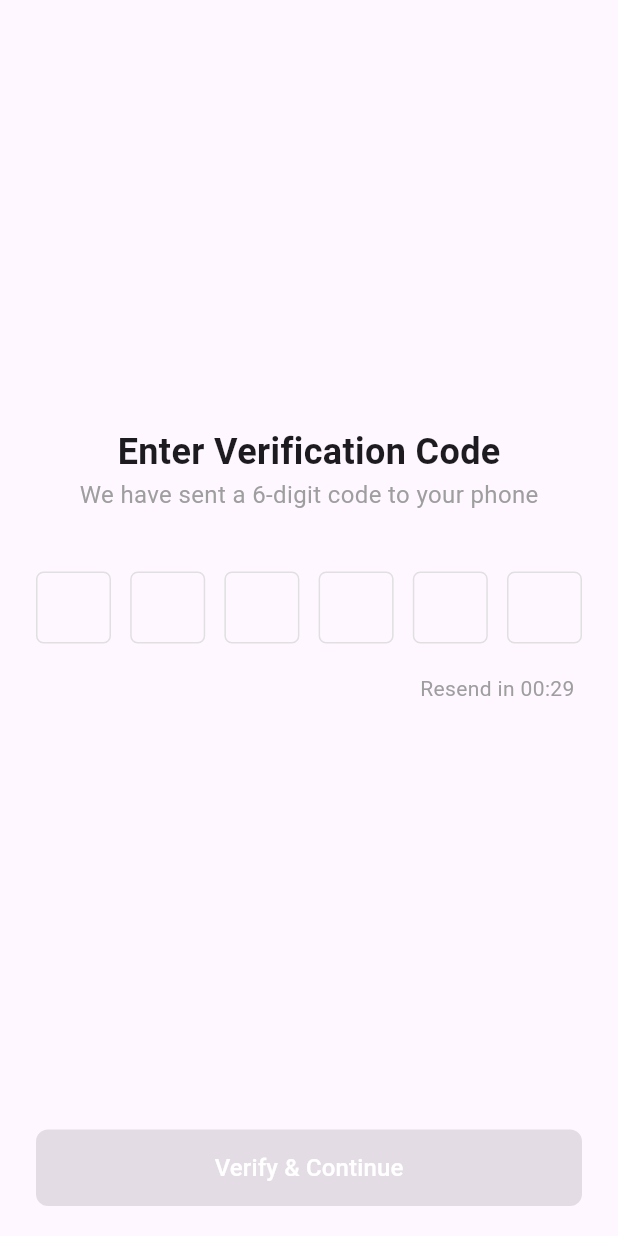
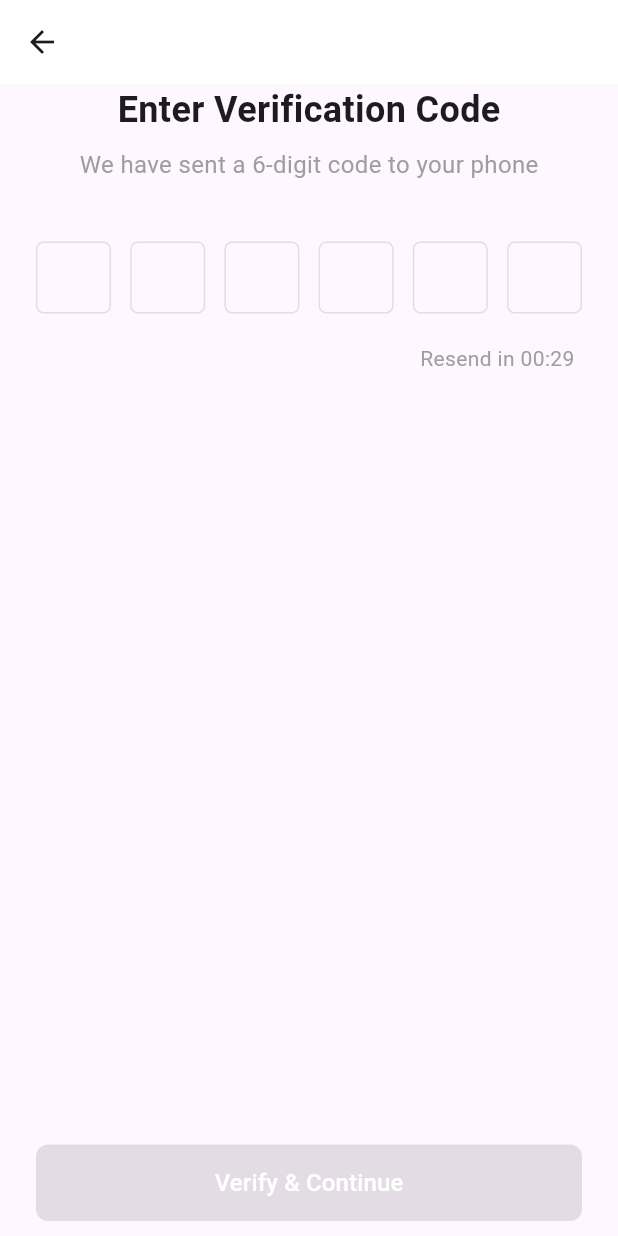
Before and after one commit to AnhDungDevv/health_mate_flutter, a Flutter app: the VerifyPhoneScreen screen opened by its route, on a phone screen of 412 x 824 dp. Run offline on Flutter 3.47's test engine with Material 3 defaults, Android fonts, the phone set to English and light mode, and no system bars; drawn by our look-alikes of otp_text_field; our stand-ins replace dartz, dio, dotted_border, equatable, file_picker, flutter_riverpod and 9 more; accounts and stored records are empty.

Commit message:
optimize verify opt view

```diff
--- a/lib/core/routing/app_page_route.dart
+++ b/lib/core/routing/app_page_route.dart
@@ -5,6 +5,7 @@ enum TransitionType { fade, slideLeft, slideRight, slideUp, slideDown, scale }
 class AppPageRoute<T> extends PageRouteBuilder<T> {
   final Widget page;
   final TransitionType transitionType;
+  late final CurvedAnimation _curvedAnimation;
 
   AppPageRoute({required this.page, required this.transitionType})
       : super(
@@ -12,7 +13,7 @@ class AppPageRoute<T> extends PageRouteBuilder<T> {
           reverseTransitionDuration: const Duration(milliseconds: 300),
           pageBuilder: (context, animation, secondaryAnimation) => page,
           transitionsBuilder: (context, animation, secondaryAnimation, child) {
-            final curvedAnimation = CurvedAnimation(
+            final _curvedAnimation = CurvedAnimation(
               parent: animation,
               curve: Curves.easeInOut,
               reverseCurve: Curves.easeInOut,
@@ -20,22 +21,22 @@ class AppPageRoute<T> extends PageRouteBuilder<T> {
 
             switch (transitionType) {
               case TransitionType.fade:
-                return FadeTransition(opacity: curvedAnimation, child: child);
+                return FadeTransition(opacity: _curvedAnimation, child: child);
               case TransitionType.slideLeft:
                 return _buildSlideTransition(
-                    curvedAnimation, const Offset(1.0, 0.0), child);
+                    _curvedAnimation, const Offset(1.0, 0.0), child);
               case TransitionType.slideRight:
                 return _buildSlideTransition(
-                    curvedAnimation, const Offset(-1.0, 0.0), child);
+                    _curvedAnimation, const Offset(-1.0, 0.0), child);
               case TransitionType.slideUp:
                 return _buildSlideTransition(
-                    curvedAnimation, const Offset(0.0, 1.0), child);
+                    _curvedAnimation, const Offset(0.0, 1.0), child);
               case TransitionType.slideDown:
                 return _buildSlideTransition(
-                    curvedAnimation, const Offset(0.0, -1.0), child);
+                    _curvedAnimation, const Offset(0.0, -1.0), child);
               case TransitionType.scale:
                 return ScaleTransition(
-                  scale: Tween(begin: 0.85, end: 1.0).animate(curvedAnimation),
+                  scale: Tween(begin: 0.85, end: 1.0).animate(_curvedAnimation),
                   child: child,
                 );
             }
--- a/lib/src/auth/presentation/app/providers/countdown_provider.dart
+++ b/lib/src/auth/presentation/app/providers/countdown_provider.dart
@@ -1,26 +1,27 @@
-// 3. Optimized Countdown Notifier
+import 'dart:async';
 import 'package:flutter_riverpod/flutter_riverpod.dart';
-import 'dart:async';
 
 class CountdownNotifier extends StateNotifier<int> {
-  CountdownNotifier() : super(30) {
-    _startTimer();
-  }
-
   Timer? _timer;
 
-  bool get canResend => state == 0;
+  CountdownNotifier() : super(30);
 
-  void _startTimer() {
+  void startCountdown() {
     _timer?.cancel();
     state = 30;
+
     _timer = Timer.periodic(const Duration(seconds: 1), (timer) {
-      if (state > 0) state--;
-      if (state == 0) timer.cancel();
+      if (state > 0) {
+        state = state - 1;
+      } else {
+        timer.cancel();
+      }
     });
   }
 
-  void reset() => _startTimer();
+  void reset() {
+    startCountdown();
+  }
 
   @override
   void dispose() {
@@ -29,6 +30,8 @@ class CountdownNotifier extends StateNotifier<int> {
   }
 }
 
-final countdownProvider = StateNotifierProvider<CountdownNotifier, int>(
-  (ref) => CountdownNotifier(),
-);
+final countdownProvider = StateNotifierProvider<CountdownNotifier, int>((ref) {
+  final notifier = CountdownNotifier();
+
+  return notifier;
+});
--- a/lib/src/auth/presentation/views/register/verify_phone_view.dart
+++ b/lib/src/auth/presentation/views/register/verify_phone_view.dart
@@ -1,6 +1,7 @@
 import 'package:flutter/material.dart';
 import 'package:flutter_riverpod/flutter_riverpod.dart';
-import 'package:health_mate/src/auth/presentation/app/providers/input_provider.dart';
+import 'package:health_mate/core/routing/routes_name.dart';
+import 'package:health_mate/src/auth/presentation/app/providers/phone_provider.dart';
 import 'package:health_mate/src/auth/presentation/app/providers/auth_providers.dart';
 import 'package:health_mate/src/auth/presentation/app/providers/countdown_provider.dart';
 import 'package:health_mate/core/common/styles/colors.dart';
@@ -8,38 +9,91 @@ import 'package:otp_text_field/otp_field.dart';
 import 'package:otp_text_field/otp_field_style.dart';
 import 'package:otp_text_field/style.dart';
 
-class VerifyPhoneScreen extends StatelessWidget {
+class VerifyPhoneScreen extends ConsumerStatefulWidget {
   const VerifyPhoneScreen({super.key});
 
   @override
+  _VerifyPhoneScreenState createState() => _VerifyPhoneScreenState();
+}
+
+class _VerifyPhoneScreenState extends ConsumerState<VerifyPhoneScreen> {
+  @override
+  void initState() {
+    super.initState();
+    WidgetsBinding.instance.addPostFrameCallback((_) {
+      ref.read(countdownProvider.notifier).startCountdown();
+    });
+  }
+
+  @override
   Widget build(BuildContext context) {
-    return const Scaffold(
+    final phoneNumber = ref.read(phoneInputProvider).phoneNumber;
+    final sendOtpNotifier = ref.read(sendOtpProvider.notifier);
+
+    return Scaffold(
+      appBar: AppBar(
+        backgroundColor: Colors.white,
+        leading: IconButton(
+          onPressed: () {
+            if (Navigator.canPop(context)) {
+              Navigator.pop(context);
+            } else {
+              Navigator.pushNamed(context, RoutesName.onboardingView);
+            }
+          },
+          icon: const Icon(Icons.arrow_back),
+        ),
+      ),
       body: Padding(
-        padding: EdgeInsets.symmetric(horizontal: 24),
+        padding: const EdgeInsets.symmetric(horizontal: 24),
         child: Column(
-          crossAxisAlignment: CrossAxisAlignment.start,
+          mainAxisAlignment: MainAxisAlignment.start,
           children: [
-            Expanded(
-              child: Column(
-                mainAxisAlignment: MainAxisAlignment.center,
-                children: [
-                  Text(
+            const Text(
               'Enter Verification Code',
               style: TextStyle(fontSize: 24, fontWeight: FontWeight.bold),
             ),
-                  Text(
+            const SizedBox(height: 8),
+            const Text(
               'We have sent a 6-digit code to your phone',
               style: TextStyle(fontSize: 16, color: Colors.grey),
             ),
-                  SizedBox(height: 40),
-                  _OTPField(),
-                  SizedBox(height: 20),
-                  _ResendRow(),
+            const SizedBox(height: 40),
+            const _OTPField(),
+            const SizedBox(height: 20),
+            Row(
+              mainAxisAlignment: MainAxisAlignment.end,
+              children: [
+                const _CountdownText(),
+                const SizedBox(width: 5),
+                Consumer(
+                  builder: (_, ref, __) {
+                    final countdown = ref.watch(countdownProvider);
+                    return countdown == 0
+                        ? GestureDetector(
+                            onTap: () {
+                              ref.read(countdownProvider.notifier).reset();
+                              sendOtpNotifier.sendOtp(phoneNumber);
+                            },
+                            child: const Text(
+                              'Resend',
+                              style: TextStyle(
+                                fontSize: 14,
+                                fontWeight: FontWeight.bold,
+                                color: Colors.blue,
+                              ),
+                            ),
+                          )
+                        : const SizedBox.shrink();
+                  },
+                ),
               ],
             ),
-            ),
-            _VerifyButton(),
-            SizedBox(height: 20),
+            const Spacer(),
+            const _VerifyButton(),
+            const SizedBox(
+              height: 10,
+            )
           ],
         ),
       ),
@@ -52,10 +106,7 @@ class _OTPField extends ConsumerWidget {
 
   @override
   Widget build(BuildContext context, WidgetRef ref) {
-    final otpController = OtpFieldController();
-
     return OTPTextField(
-      controller: otpController,
       fieldWidth: 50,
       fieldStyle: FieldStyle.box,
       length: 6,
@@ -69,46 +120,6 @@ class _OTPField extends ConsumerWidget {
         enabledBorderColor: Colors.grey.shade300,
         focusBorderColor: AppColors.secondary,
       ),
-    );
-  }
-}
-
-class _ResendRow extends ConsumerWidget {
-  const _ResendRow();
-
-  @override
-  Widget build(BuildContext context, WidgetRef ref) {
-    final countdown = ref.watch(countdownProvider);
-    final phoneNumber = ref.read(phoneInputProvider).phoneNumber;
-    final countdownNotifier = ref.read(countdownProvider.notifier);
-    final sendOtpNotifier = ref.read(sendOtpProvider.notifier);
-
-    return Row(
-      mainAxisAlignment: MainAxisAlignment.end,
-      children: [
-        Text(
-          countdown > 0
-              ? 'Resend in 00:${countdown.toString().padLeft(2, '0')}'
-              : 'Didn\'t receive code?',
-          style: const TextStyle(fontSize: 14, color: Colors.grey),
-        ),
-        const SizedBox(width: 5),
-        if (countdown == 0)
-          GestureDetector(
-            onTap: () {
-              countdownNotifier.reset();
-              sendOtpNotifier.sendOtp(phoneNumber);
-            },
-            child: const Text(
-              'Resend',
-              style: TextStyle(
-                fontSize: 14,
-                fontWeight: FontWeight.bold,
-                color: Colors.blue,
-              ),
-            ),
-          ),
-      ],
     );
   }
 }
@@ -144,3 +155,19 @@ class _VerifyButton extends ConsumerWidget {
     );
   }
 }
+
+class _CountdownText extends ConsumerWidget {
+  const _CountdownText();
+
+  @override
+  Widget build(BuildContext context, WidgetRef ref) {
+    final countdown = ref.watch(countdownProvider);
+
+    return Text(
+      countdown > 0
+          ? 'Resend in 00:${countdown.toString().padLeft(2, '0')}'
+          : 'Didn\'t receive code?',
+      style: const TextStyle(fontSize: 14, color: Colors.grey),
+    );
+  }
+}
--- a/lib/src/auth/presentation/widgets/phone_input_widget.dart
+++ b/lib/src/auth/presentation/widgets/phone_input_widget.dart
@@ -1,8 +1,9 @@
 import 'package:flutter/material.dart';
 import 'package:flutter_riverpod/flutter_riverpod.dart';
 import 'package:health_mate/core/common/styles/colors.dart';
+import 'package:health_mate/core/routing/routes_name.dart';
 import 'package:health_mate/src/auth/presentation/app/providers/auth_providers.dart';
-import 'package:health_mate/src/auth/presentation/app/providers/input_provider.dart';
+import 'package:health_mate/src/auth/presentation/app/providers/phone_provider.dart';
 
 class PhoneInputWidget extends ConsumerWidget {
   const PhoneInputWidget({super.key});
@@ -22,7 +23,7 @@ class PhoneInputWidget extends ConsumerWidget {
             borderRadius: BorderRadius.circular(8),
             border: Border.all(color: Colors.grey.shade300),
           ),
-          child: const PhoneTextField(), // Tách riêng ra widget con
+          child: const PhoneTextField(),
         ),
         SizedBox(
           width: double.infinity,
@@ -33,7 +34,10 @@ class PhoneInputWidget extends ConsumerWidget {
                 borderRadius: BorderRadius.circular(8),
               ),
             ),
-            onPressed: () => sendOtpNotifier.sendOtp(phoneController.text),
+            onPressed: () {
+              sendOtpNotifier.sendOtp(phoneController.text);
+              Navigator.pushNamed(context, RoutesName.verifyPhoneView);
+            },
             child: const Text("Continue",
                 style: TextStyle(fontSize: 16, color: Colors.white)),
           ),
--- a/lib/src/on_boarding/presentation/views/onboarding_views.dart
+++ b/lib/src/on_boarding/presentation/views/onboarding_views.dart
@@ -10,13 +10,7 @@ class OnboardingScreen extends StatelessWidget {
     return Scaffold(
       resizeToAvoidBottomInset: true,
       body: SafeArea(
-        child: LayoutBuilder(
-          builder: (context, constraints) {
-            return SingleChildScrollView(
-              child: ConstrainedBox(
-                constraints: BoxConstraints(
-                  minHeight: constraints.maxHeight,
-                ),
+        child: SingleChildScrollView(
           child: Padding(
             padding: const EdgeInsets.symmetric(horizontal: 20),
             child: Column(
@@ -32,9 +26,6 @@ class OnboardingScreen extends StatelessWidget {
               ],
             ),
           ),
-              ),
-            );
-          },
         ),
       ),
     );
```
Also changed, not shown: lib/src/auth/presentation/app/providers/phone_provider.dart (renamed from lib/src/auth/presentation/app/providers/input_provider.dart), 4 other files. Lines whose indentation alone changed are shown as unchanged.
